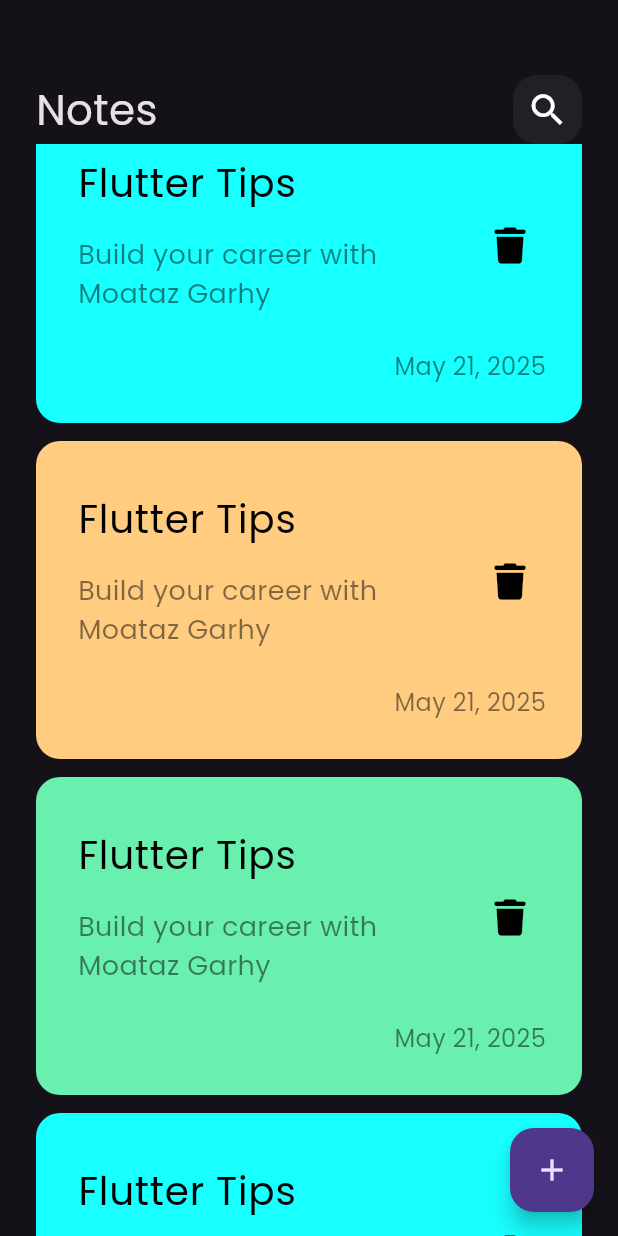
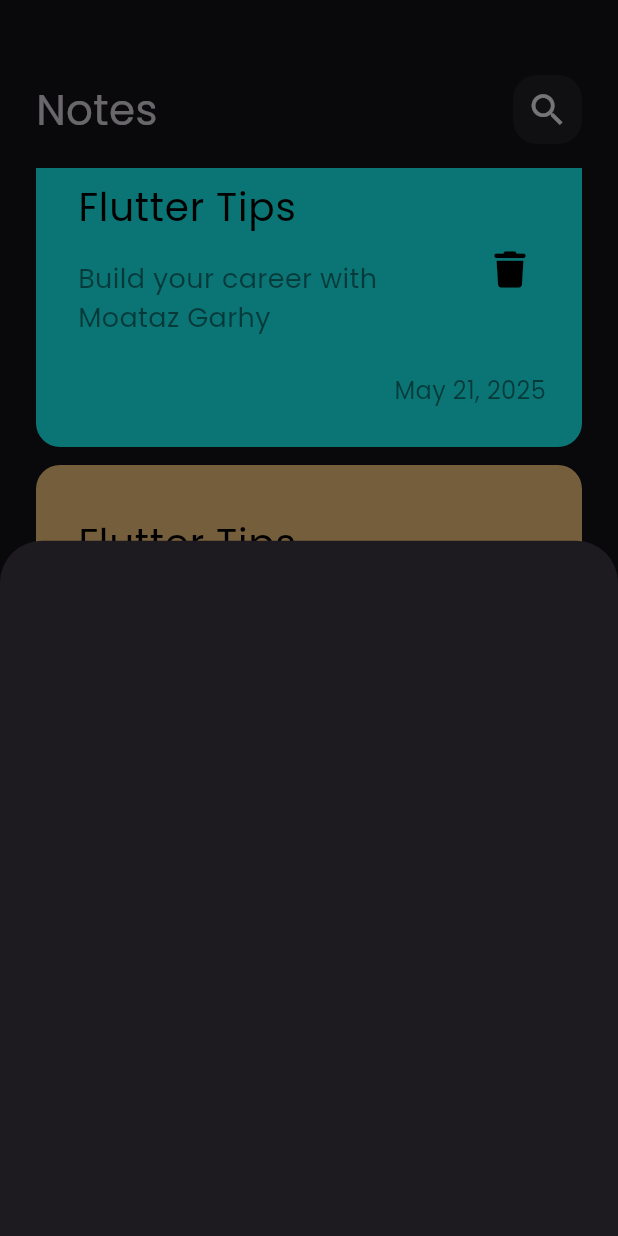
Before and after one commit to Moataz303/notes_app, a Flutter app: the screen it shows after launch, scrolled down 1152 dp, after a tap on the "add" icon, on a phone screen of 412 x 824 dp. Run offline on Flutter 3.47's test engine with Material 3 defaults, Android fonts, the phone set to English and light mode, and no system bars; our stand-ins replace font_awesome_flutter.

Commit message:
show Modal Bottom Sheet

```diff
--- a/lib/views/notes_view.dart
+++ b/lib/views/notes_view.dart
@@ -1,5 +1,6 @@
 import 'package:flutter/material.dart';
 import 'notes_view_body.dart';
+import 'widgets/add_note_bottom_sheet.dart';
 
 class NotesView extends StatelessWidget {
   const NotesView({super.key});
@@ -8,8 +9,15 @@ class NotesView extends StatelessWidget {
   Widget build(BuildContext context) {
     return Scaffold(
       floatingActionButton: FloatingActionButton(
-        onPressed: () {},
-        child: Icon(Icons.add),
+        onPressed: () {
+          showModalBottomSheet(
+            context: context,
+            builder: (context) {
+              return const AddNoteBottomSheet();
+            },
+          );
+        },
+        child: const Icon(Icons.add),
       ),
       body: const NotesViewBody(),
     );
--- /dev/null
+++ b/lib/views/widgets/add_note_bottom_sheet.dart
@@ -0,0 +1,10 @@
+import 'package:flutter/material.dart';
+
+class AddNoteBottomSheet extends StatelessWidget {
+  const AddNoteBottomSheet({super.key});
+
+  @override
+  Widget build(BuildContext context) {
+    return Container();
+  }
+}
--- a/lib/views/widgets/notes_list_view.dart
+++ b/lib/views/widgets/notes_list_view.dart
@@ -10,13 +10,17 @@ class NotesListView extends StatelessWidget {
   ];
   @override
   Widget build(BuildContext context) {
-    return ListView.builder(itemBuilder: (context, index) {
+    return Padding(
+      padding: const EdgeInsets.symmetric(vertical: 16.0),
+      child: ListView.builder(
+          padding: EdgeInsets.zero,itemBuilder: (context, index) {
         return Padding(
           padding: const EdgeInsets.symmetric(vertical: 6),
           child: CustomNoteItem(
             color: data[index % data.length],
           ),
         );
-    });
+      }),
+    );
   }
 }
```
Lines whose indentation alone changed are shown as unchanged.
